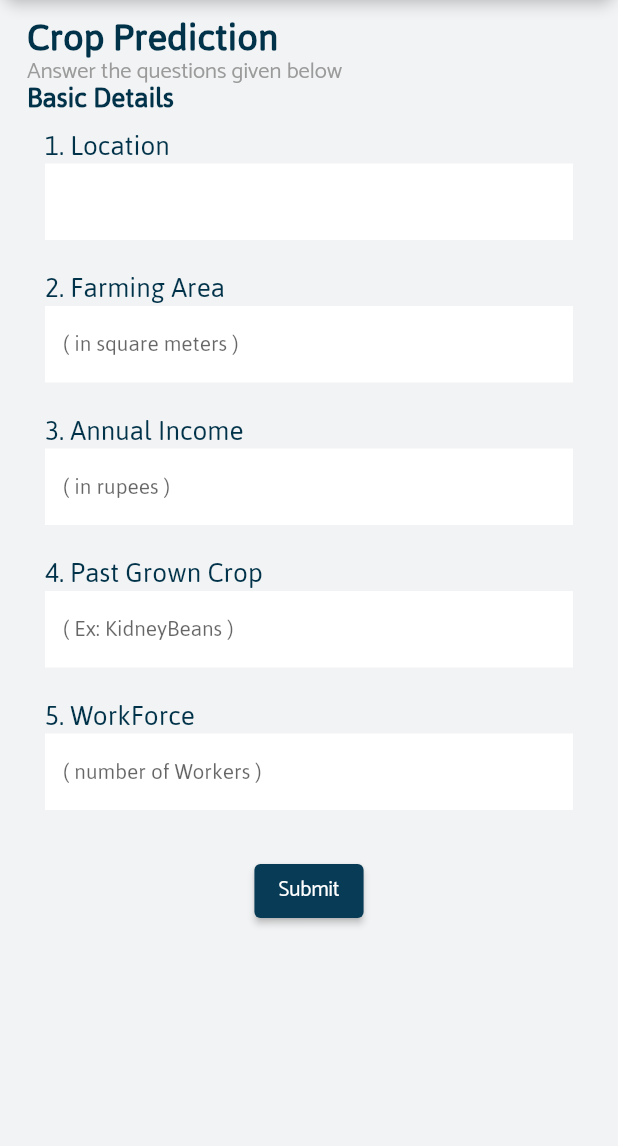
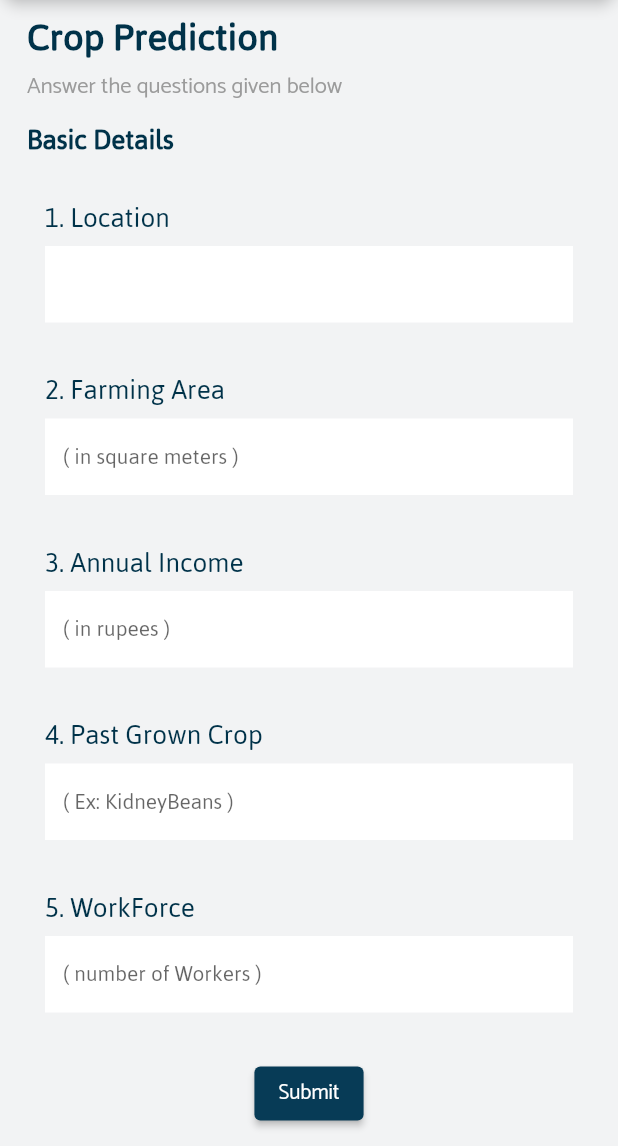
Before and after one commit to Aditya093/vriddhi, a Flutter app: the BasicDetailsScreen screen opened by its route, on a phone screen of 412 x 824 dp, the part 90-1236 px from its top. Run offline on Flutter 3.47's test engine with Material 2 defaults, Android fonts, the phone set to English and light mode, and no system bars; drawn by our look-alikes of flutter_form_builder; our stand-ins replace font_awesome_flutter, form_builder_validators, image_picker; project files that could hold a hidden picture were left out.

Commit message:
Basic detail screen updation

```diff
--- a/lib/constants.dart
+++ b/lib/constants.dart
@@ -61,6 +61,7 @@ const kFormTextFieldLabelStyle = TextStyle(
   fontSize: 20.0,
   color: kHeadingTextColor,
   fontWeight: FontWeight.w500,
+  height: 2
 );
 
 const kFormTextFieldStyle = InputDecoration(
@@ -75,12 +76,14 @@ const kFormPrimaryHeadingStyle = TextStyle(
   fontWeight: FontWeight.w900,
   fontSize: 28.0,
   color: kHeadingTextColor,
+  height: 2
 );
 
 const kFormSecondaryHeadingStyle = TextStyle(
   fontFamily: "Catamaran",
   fontSize: 15.0,
   color: Color(0xFF9B9B9B),
+  height: 2
 );
 
 const kFormLabelTextFieldStyle = InputDecoration(
@@ -92,3 +95,10 @@ const kFormLabelTextFieldStyle = InputDecoration(
   labelText: "",
   labelStyle: TextStyle(color: kButtonPositiveColor),
 );
+
+const kGreySubtitleTS = TextStyle(
+  fontFamily: "Catamaran",
+  fontSize: 15.0,
+  color: Color(0xFF9B9B9B),
+  height: 2
+);
--- a/lib/screens/basic_details_screen.dart
+++ b/lib/screens/basic_details_screen.dart
@@ -65,11 +65,7 @@ class _BasicDetailsFormState extends State<BasicDetailsForm> {
               ),
               Text(
                 "Answer the questions given below",
-                style: TextStyle(
-                  fontFamily: "Catamaran",
-                  fontSize: 15.0,
-                  color: Color(0xFF9B9B9B),
-                ),
+                style: kGreySubtitleTS,
               ),
               FormBuilder(
                 key: _formKey,
```
